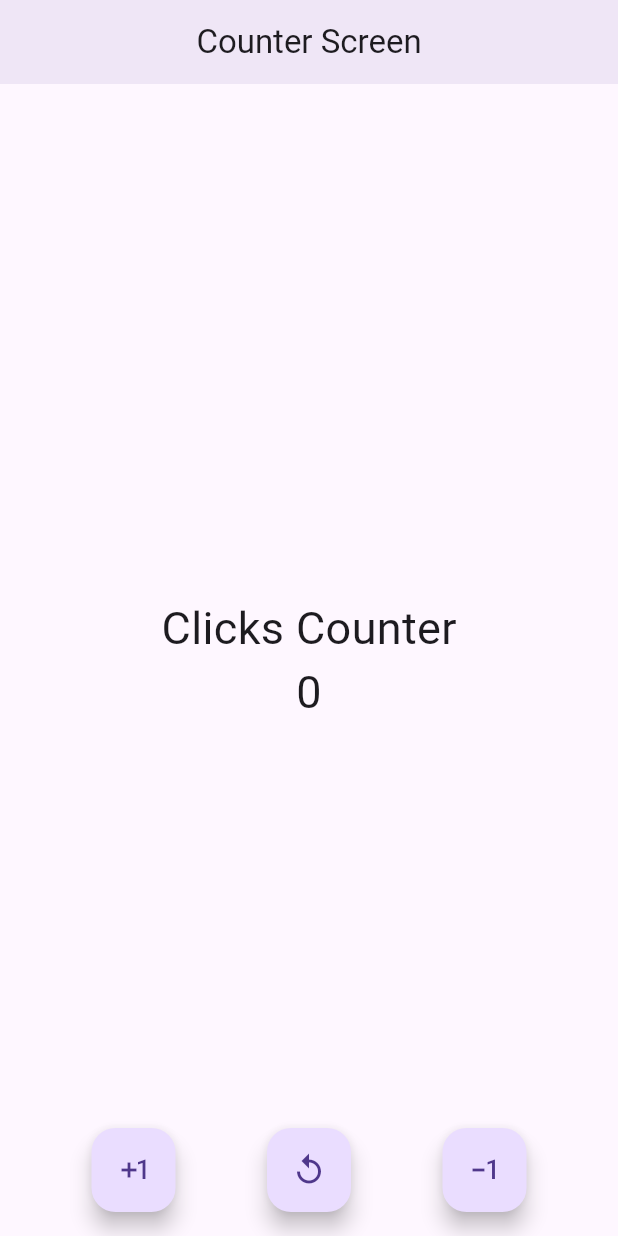
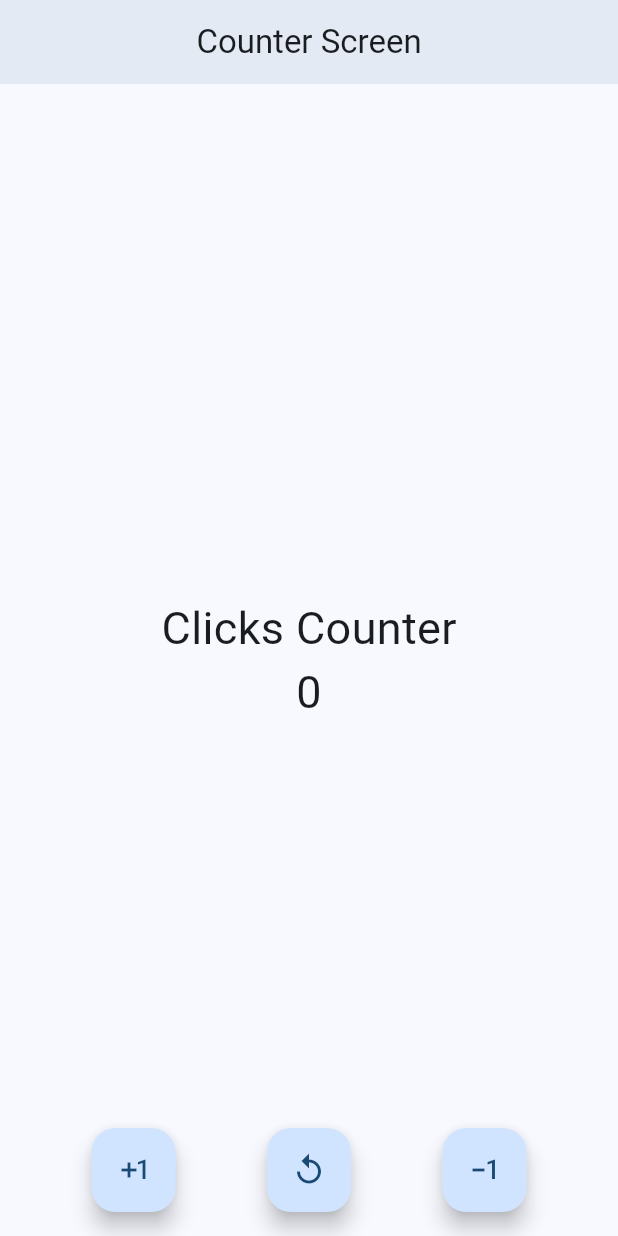
Before and after one commit to samricodev/FlutterCounter, a Flutter app: the screen it shows after launch, on a phone screen of 412 x 824 dp. Run offline on Flutter 3.47's test engine with Material 3 defaults, Android fonts, the phone set to English and light mode, and no system bars.

Commit message:
update: styles

```diff
--- a/lib/main.dart
+++ b/lib/main.dart
@@ -10,9 +10,10 @@ class MyApp extends StatelessWidget {
 
   @override
   Widget build(BuildContext context) {
-    return const MaterialApp(
+    return MaterialApp(
       debugShowCheckedModeBanner: false,
-      home: CounterScreen(),
+      theme: ThemeData(useMaterial3: true, colorSchemeSeed: Colors.blue),
+      home: const CounterScreen(),
       title: ('Counter App'),
     );
   }
--- a/lib/screens/counter_screen.dart
+++ b/lib/screens/counter_screen.dart
@@ -18,6 +18,9 @@ class _CounterScreenState extends State<CounterScreen> {
 
   void decrement() {
     setState(() {
+      if (counter == 0) {
+        return;
+      }
       counter--;
     });
   }
```
Also changed, not shown: pubspec.lock.
